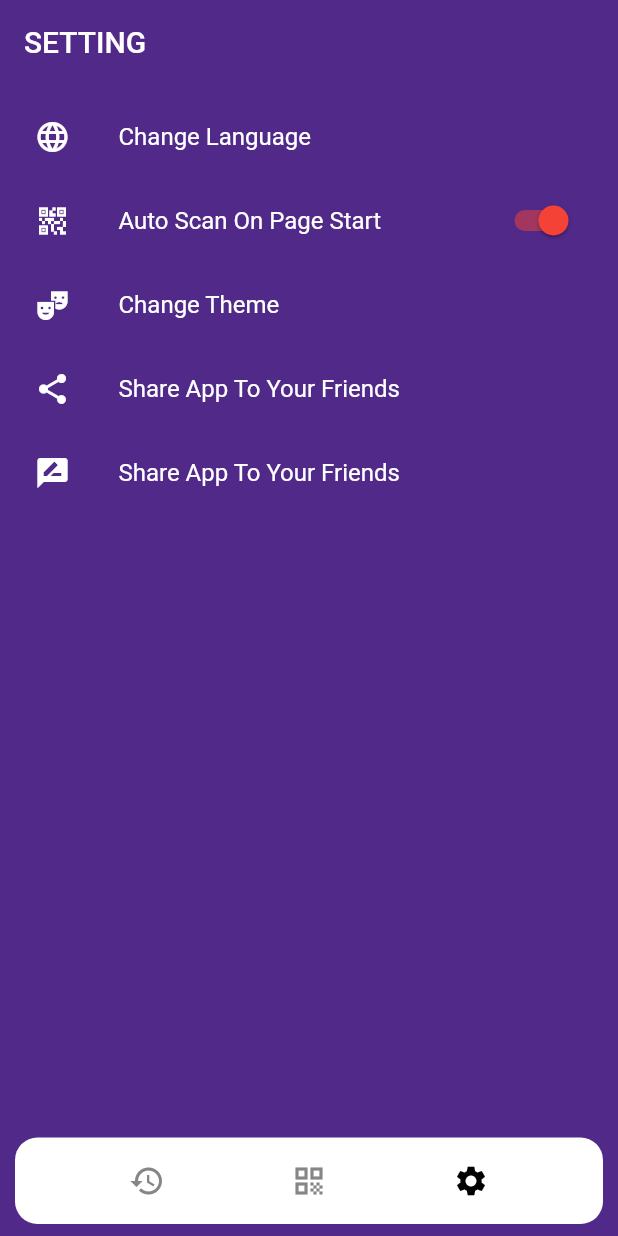
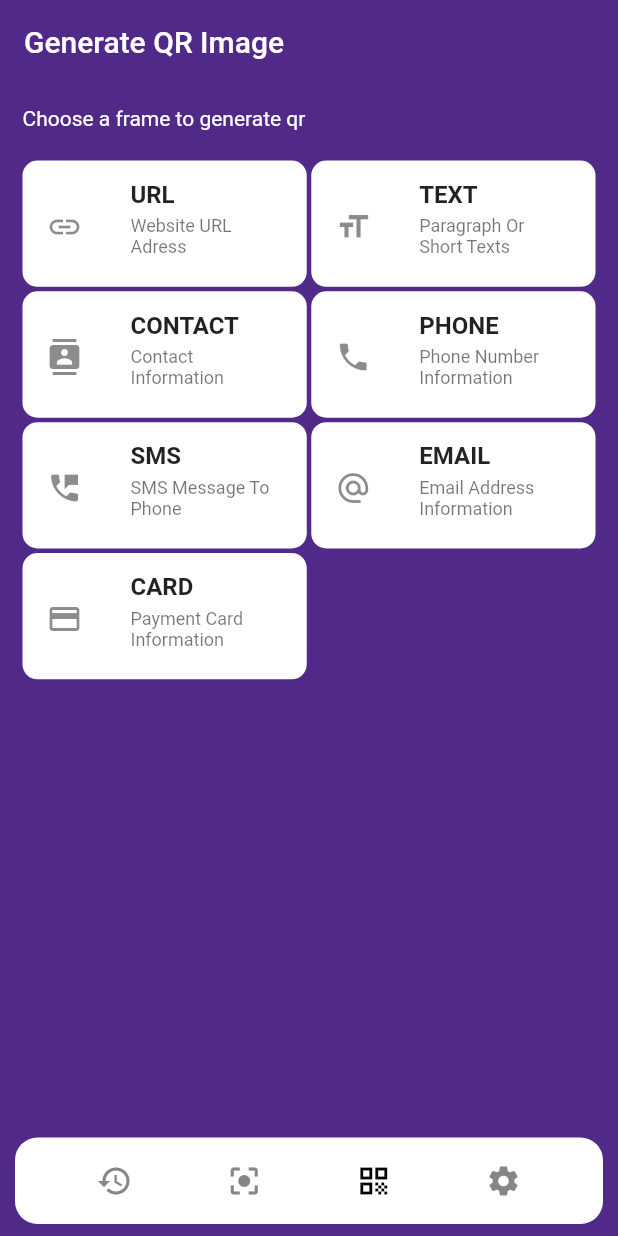
Before and after one commit to kedrakk/qrscannerapp, a Flutter app: the screen it shows after launch, item 3 of the bottom bar chosen, on a phone screen of 412 x 824 dp. Run offline on Flutter 3.47's test engine with Material 2 defaults, Android fonts, the phone set to English and light mode, and no system bars; our stand-ins replace flutter_svg, get, get_storage, google_mobile_ads, hive, hive_flutter and 5 more; missing offline and left inert: barcode_scan2, scan; accounts and stored records are empty; network calls fail; statements that could not run were skipped.

Commit message:
add generate select type page

```diff
--- /dev/null
+++ b/lib/model/generate_type.dart
@@ -0,0 +1,12 @@
+import 'package:flutter/cupertino.dart';
+
+class GenerateType {
+  final Icon leadingIcon;
+  final String title;
+  final String subtitle;
+  GenerateType({
+    required this.leadingIcon,
+    required this.title,
+    required this.subtitle,
+  });
+}
--- a/lib/screen/home.dart
+++ b/lib/screen/home.dart
@@ -36,7 +36,7 @@ class HomePage extends StatelessWidget {
                 IconButton(
                   onPressed: () => controller.changePage(1),
                   icon: Icon(
-                        Icons.qr_code,
+                    Icons.center_focus_strong,
                     color: controller.pageIndex == 1
                         ? MyColor.black
                         : MyColor.grey,
@@ -45,15 +45,26 @@ class HomePage extends StatelessWidget {
                 IconButton(
                   onPressed: () => controller.changePage(2),
                   icon: Icon(
-                        Icons.settings,
+                    Icons.qr_code,
                     color: controller.pageIndex == 2
                         ? MyColor.black
                         : MyColor.grey,
                   ),
                 ),
-                  ]),
+                IconButton(
+                  onPressed: () => controller.changePage(3),
+                  icon: Icon(
+                    Icons.settings,
+                    color: controller.pageIndex == 3
+                        ? MyColor.black
+                        : MyColor.grey,
+                  ),
+                ),
+              ],
+            ),
           ),
         );
-        });
+      },
+    );
   }
 }
--- /dev/null
+++ b/lib/screen/qr_pages/generate_qr_select.dart
@@ -0,0 +1,108 @@
+import 'package:flutter/material.dart';
+import 'package:qr_scanner_app/model/generate_type.dart';
+import 'package:qr_scanner_app/utils/colors.dart';
+
+import 'show_banner_ads_page.dart';
+
+class GenerateQRSelectPage extends StatelessWidget {
+  GenerateQRSelectPage({Key? key}) : super(key: key);
+
+  final List<GenerateType> allGenerateTypes = [
+    GenerateType(
+      leadingIcon: const Icon(Icons.link),
+      title: "URL",
+      subtitle: "Website URL Adress",
+    ),
+    GenerateType(
+      leadingIcon: const Icon(Icons.format_size),
+      title: "TEXT",
+      subtitle: "Paragraph Or Short Texts",
+    ),
+    GenerateType(
+      leadingIcon: const Icon(Icons.contacts),
+      title: "CONTACT",
+      subtitle: "Contact Information",
+    ),
+    GenerateType(
+      leadingIcon: const Icon(Icons.phone),
+      title: "PHONE",
+      subtitle: "Phone Number Information",
+    ),
+    GenerateType(
+      leadingIcon: const Icon(Icons.perm_phone_msg),
+      title: "SMS",
+      subtitle: "SMS Message To Phone",
+    ),
+    GenerateType(
+      leadingIcon: const Icon(Icons.alternate_email),
+      title: "EMAIL",
+      subtitle: "Email Address Information",
+    ),
+    GenerateType(
+      leadingIcon: const Icon(Icons.credit_card),
+      title: "CARD",
+      subtitle: "Payment Card Information",
+    ),
+  ];
+
+  @override
+  Widget build(BuildContext context) {
+    return Scaffold(
+      appBar: AppBar(
+        title: const Text("Generate QR Image"),
+      ),
+      body: Container(
+        margin: const EdgeInsets.all(10),
+        padding: const EdgeInsets.all(5),
+        child: Column(
+          crossAxisAlignment: CrossAxisAlignment.start,
+          children: [
+            const Padding(
+              padding: EdgeInsets.only(bottom: 20.0),
+              child: Text("Choose a frame to generate qr"),
+            ),
+            GridView.count(
+              shrinkWrap: true,
+              physics: const ScrollPhysics(),
+              crossAxisCount: 2,
+              childAspectRatio: 18 / 8,
+              mainAxisSpacing: 3,
+              crossAxisSpacing: 3,
+              children: allGenerateTypes
+                  .map(
+                    (e) => ListTile(
+                      isThreeLine: true,
+                      shape: const RoundedRectangleBorder(
+                        borderRadius: BorderRadius.all(
+                          Radius.circular(10),
+                        ),
+                      ),
+                      tileColor: MyColor.white,
+                      leading: SizedBox(
+                        height: double.infinity,
+                        child: e.leadingIcon,
+                      ),
+                      title: Text(
+                        e.title,
+                        style: const TextStyle(
+                          fontWeight: FontWeight.bold,
+                        ),
+                      ),
+                      subtitle: Text(
+                        e.subtitle,
+                        style: const TextStyle(fontSize: 12),
+                      ),
+                    ),
+                  )
+                  .toList(),
+            )
+          ],
+        ),
+      ),
+      bottomNavigationBar: SizedBox(
+        height: MediaQuery.of(context).size.height * 1 / 10,
+        child: const ShowBannerAdsPage(),
+      ),
+    );
+  }
+}
--- a/lib/service/controllers/common_controllers/bottom_bar_controller.dart
+++ b/lib/service/controllers/common_controllers/bottom_bar_controller.dart
@@ -1,4 +1,5 @@
 import 'package:get/get.dart';
+import 'package:qr_scanner_app/screen/qr_pages/generate_qr_select.dart';
 import 'package:qr_scanner_app/screen/qr_pages/history_page.dart';
 import 'package:qr_scanner_app/screen/qr_pages/qr_action_with_barcode_scan.dart';
 import 'package:qr_scanner_app/screen/setting_page.dart';
@@ -7,6 +8,7 @@ class BottomBarController extends GetxController {
   final pages = [
     const QRHistoryPage(),
     const QRActionWithBarcodeScanPage(),
+    GenerateQRSelectPage(),
     const SettingPage(),
   ];
   int _pageIndex = 1;
```
Lines whose indentation alone changed are shown as unchanged.
